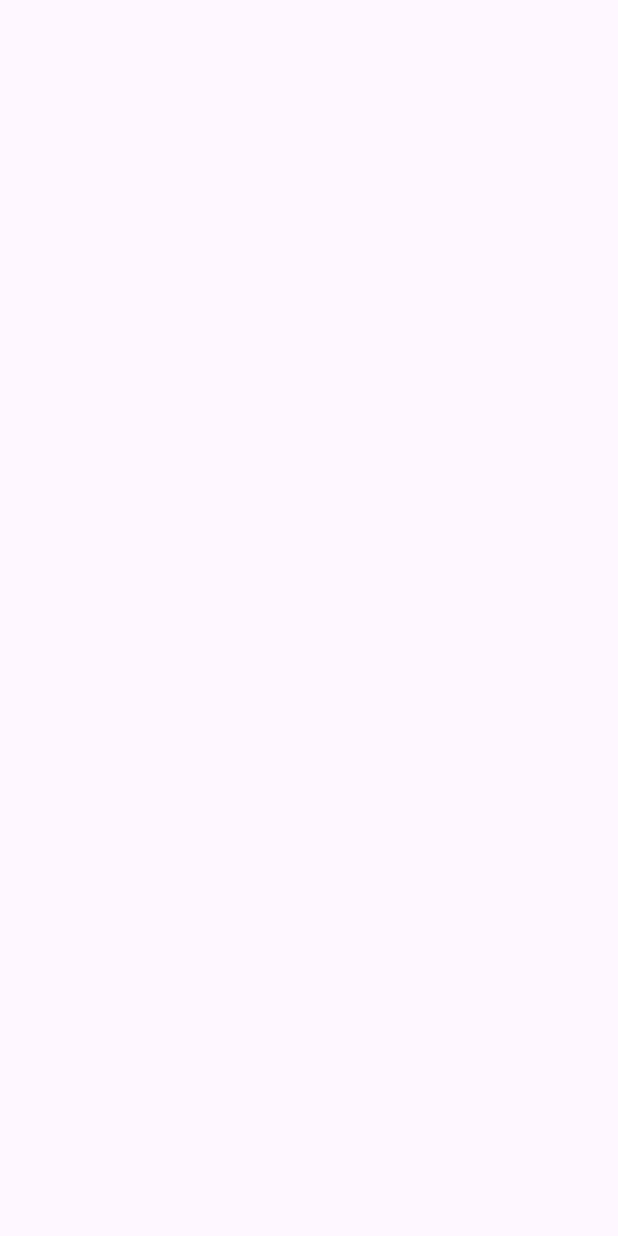
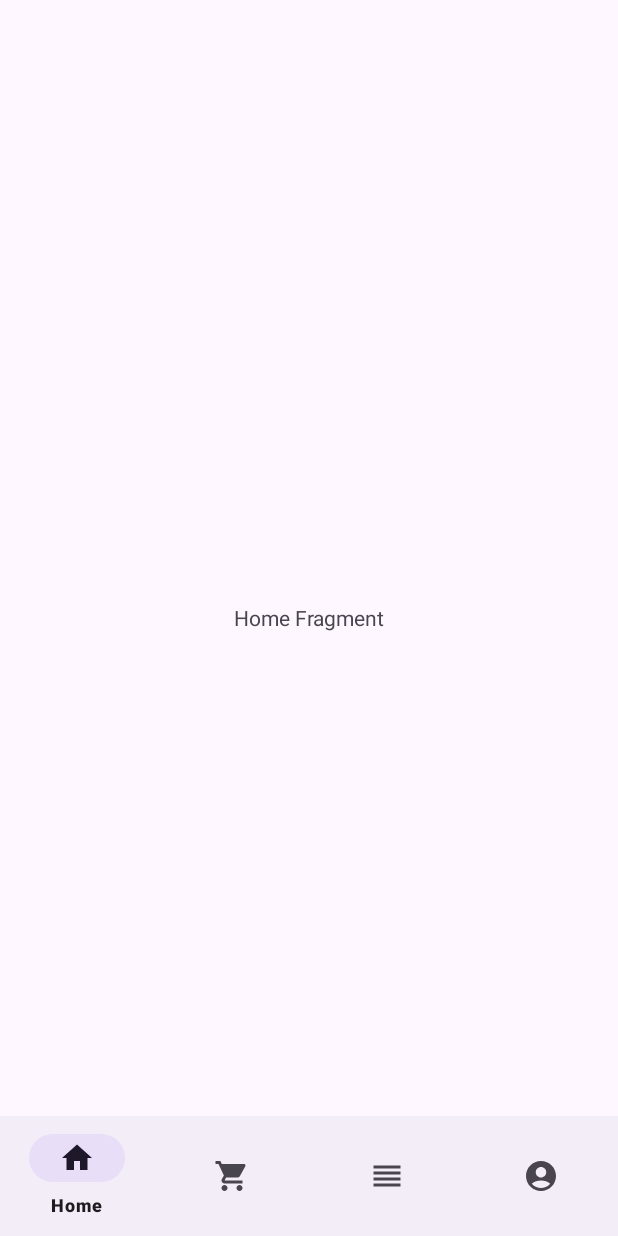
Before and after one commit to dinodtharinda/MAD-Assessment-4, an Android app: the HomeActivity screen opened directly, with no data from a screen before it, on a phone screen of 412 x 824 dp. Before the commit the screen is empty. Run offline under Robolectric (Android 15) with nearby library versions, the phone set to English and light mode, and no system bars.

Commit message:
add dashboard bottom navigation bar and add fragments to that

```diff
--- a/app/src/main/java/com/example/mad_assessment_4/data/DB/DBHelper.java
+++ b/app/src/main/java/com/example/mad_assessment_4/data/DB/DBHelper.java
@@ -15,6 +15,8 @@ public class DBHelper extends SQLiteOpenHelper {
     private static final String DATABASE_NAME = "pizza_shop.db";
     private static final int DATABASE_VERSION = 1;
 
+
+    //Customer database
     public static final String TABLE_CUSTOMER = "customer";
     public static final String COLUMN_CUSTOMER_ID = "id";
     public static final String COLUMN_CUSTOMER_NAME = "name";
--- a/app/src/main/java/com/example/mad_assessment_4/views/HomeActivity.java
+++ b/app/src/main/java/com/example/mad_assessment_4/views/HomeActivity.java
@@ -1,16 +1,64 @@
 package com.example.mad_assessment_4.views;
 
+import androidx.annotation.NonNull;
+import androidx.annotation.Nullable;
 import androidx.appcompat.app.AppCompatActivity;
+import androidx.fragment.app.Fragment;
+import androidx.fragment.app.FragmentManager;
+import androidx.fragment.app.FragmentTransaction;
 
 import android.os.Bundle;
+import android.view.MenuItem;
+import android.widget.FrameLayout;
 
 import com.example.mad_assessment_4.R;
+import com.example.mad_assessment_4.views.fragments.CartFragment;
+import com.example.mad_assessment_4.views.fragments.HomeFragment;
+import com.example.mad_assessment_4.views.fragments.OrdersFragment;
+import com.example.mad_assessment_4.views.fragments.ProfileFragment;
+import com.google.android.material.bottomnavigation.BottomNavigationView;
 
 public class HomeActivity extends AppCompatActivity {
+    private BottomNavigationView bnvHome;
+    private FrameLayout flHome;
 
     @Override
     protected void onCreate(Bundle savedInstanceState) {
         super.onCreate(savedInstanceState);
         setContentView(R.layout.activity_home);
+
+        bnvHome = findViewById(R.id.bnvHome);
+        flHome = findViewById(R.id.flHome);
+
+        bnvHome.setOnNavigationItemSelectedListener(new BottomNavigationView.OnNavigationItemSelectedListener() {
+            @Override
+            public boolean onNavigationItemSelected(@NonNull MenuItem item) {
+
+                int itemId = item.getItemId();
+                if (itemId == R.id.navHome) {
+                    loadFragment(new HomeFragment(),false);
+                } else if (itemId == R.id.navCart) {
+                   loadFragment(new CartFragment(),false);
+                } else if (itemId == R.id.navOrders) {
+                    loadFragment(new OrdersFragment(),false);
+                } else {
+                    loadFragment(new ProfileFragment(),false);
+                }
+                return true;
+            }
+        });
+
+        loadFragment(new HomeFragment(),true);
+    }
+
+    private void loadFragment(Fragment fragment, boolean isAppInitialized ){
+        FragmentManager fragmentManager = getSupportFragmentManager();
+        FragmentTransaction fragmentTransaction = fragmentManager.beginTransaction();
+        if(isAppInitialized){
+            fragmentTransaction.add(R.id.flHome, fragment);
+        }else{
+            fragmentTransaction.replace(R.id.flHome, fragment);
+        }
+        fragmentTransaction.commit();
     }
 }
--- /dev/null
+++ b/app/src/main/java/com/example/mad_assessment_4/views/fragments/HomeFragment.java
@@ -0,0 +1,22 @@
+package com.example.mad_assessment_4.views.fragments;
+
+import android.os.Bundle;
+
+import androidx.fragment.app.Fragment;
+
+import android.view.LayoutInflater;
+import android.view.View;
+import android.view.ViewGroup;
+
+import com.example.mad_assessment_4.R;
+
+public class HomeFragment extends Fragment {
+
+    @Override
+    public View onCreateView(LayoutInflater inflater, ViewGroup container,
+                             Bundle savedInstanceState) {
+        return inflater.inflate(R.layout.fragment_home, container, false);
+
+
+    }
+}
--- /dev/null
+++ b/app/src/main/res/drawable/ic_cart.xml
@@ -0,0 +1,5 @@
+<vector android:height="24dp" android:tint="#000000"
+    android:viewportHeight="24" android:viewportWidth="24"
+    android:width="24dp" xmlns:android="http://schemas.android.com/apk/res/android">
+    <path android:fillColor="@android:color/white" android:pathData="M7,18c-1.1,0 -1.99,0.9 -1.99,2S5.9,22 7,22s2,-0.9 2,-2 -0.9,-2 -2,-2zM1,2v2h2l3.6,7.59 -1.35,2.45c-0.16,0.28 -0.25,0.61 -0.25,0.96 0,1.1 0.9,2 2,2h12v-2L7.42,15c-0.14,0 -0.25,-0.11 -0.25,-0.25l0.03,-0.12 0.9,-1.63h7.45c0.75,0 1.41,-0.41 1.75,-1.03l3.58,-6.49c0.08,-0.14 0.12,-0.31 0.12,-0.48 0,-0.55 -0.45,-1 -1,-1L5.21,4l-0.94,-2L1,2zM17,18c-1.1,0 -1.99,0.9 -1.99,2s0.89,2 1.99,2 2,-0.9 2,-2 -0.9,-2 -2,-2z"/>
+</vector>
--- /dev/null
+++ b/app/src/main/res/drawable/ic_home.xml
@@ -0,0 +1,5 @@
+<vector android:height="24dp" android:tint="#000000"
+    android:viewportHeight="24" android:viewportWidth="24"
+    android:width="24dp" xmlns:android="http://schemas.android.com/apk/res/android">
+    <path android:fillColor="@android:color/white" android:pathData="M10,20v-6h4v6h5v-8h3L12,3 2,12h3v8z"/>
+</vector>
--- /dev/null
+++ b/app/src/main/res/drawable/ic_orders.xml
@@ -0,0 +1,5 @@
+<vector android:height="24dp" android:tint="#000000"
+    android:viewportHeight="24" android:viewportWidth="24"
+    android:width="24dp" xmlns:android="http://schemas.android.com/apk/res/android">
+    <path android:fillColor="@android:color/white" android:pathData="M3,15h18v-2L3,13v2zM3,19h18v-2L3,17v2zM3,11h18L21,9L3,9v2zM3,5v2h18L21,5L3,5z"/>
+</vector>
--- /dev/null
+++ b/app/src/main/res/drawable/ic_profile.xml
@@ -0,0 +1,5 @@
+<vector android:height="24dp" android:tint="#000000"
+    android:viewportHeight="24" android:viewportWidth="24"
+    android:width="24dp" xmlns:android="http://schemas.android.com/apk/res/android">
+    <path android:fillColor="@android:color/white" android:pathData="M12,2C6.48,2 2,6.48 2,12s4.48,10 10,10s10,-4.48 10,-10S17.52,2 12,2zM12,6c1.93,0 3.5,1.57 3.5,3.5S13.93,13 12,13s-3.5,-1.57 -3.5,-3.5S10.07,6 12,6zM12,20c-2.03,0 -4.43,-0.82 -6.14,-2.88C7.55,15.8 9.68,15 12,15s4.45,0.8 6.14,2.12C16.43,19.18 14.03,20 12,20z"/>
+</vector>
--- a/app/src/main/res/layout/activity_home.xml
+++ b/app/src/main/res/layout/activity_home.xml
@@ -6,4 +6,19 @@
     android:layout_height="match_parent"
     tools:context=".views.HomeActivity">
 
+    <FrameLayout
+        android:id="@+id/flHome"
+        android:layout_width="match_parent"
+        android:layout_height="match_parent"/>
+        <com.google.android.material.bottomnavigation.BottomNavigationView
+            android:id="@+id/bnvHome"
+            app:layout_constraintBottom_toBottomOf="parent"
+            app:layout_constraintStart_toStartOf="parent"
+            app:layout_constraintEnd_toEndOf="parent"
+            android:layout_width="match_parent"
+            app:menu="@menu/bottom_nav_menu"
+
+
+            android:layout_height="wrap_content"/>
+
 </androidx.constraintlayout.widget.ConstraintLayout>
--- /dev/null
+++ b/app/src/main/res/layout/fragment_home.xml
@@ -0,0 +1,15 @@
+<?xml version="1.0" encoding="utf-8"?>
+<FrameLayout xmlns:android="http://schemas.android.com/apk/res/android"
+    xmlns:tools="http://schemas.android.com/tools"
+    android:layout_width="match_parent"
+    android:layout_height="match_parent"
+    tools:context=".views.fragments.HomeFragment">
+
+    <!-- TODO: Update blank fragment layout -->
+    <TextView
+        android:layout_width="match_parent"
+        android:layout_height="match_parent"
+        android:gravity="center"
+        android:text="Home Fragment" />
+
+</FrameLayout>
--- /dev/null
+++ b/app/src/main/res/menu/bottom_nav_menu.xml
@@ -0,0 +1,30 @@
+<?xml version="1.0" encoding="utf-8"?>
+<menu xmlns:android="http://schemas.android.com/apk/res/android">
+
+    <item
+        android:id="@+id/navHome"
+        android:layout_width="wrap_content"
+        android:layout_height="wrap_content"
+        android:icon="@drawable/ic_home"
+        android:title="@string/home"
+
+        />
+    <item
+        android:id="@+id/navCart"
+        android:layout_width="wrap_content"
+        android:layout_height="wrap_content"
+        android:icon="@drawable/ic_cart"
+        android:title="@string/cart" />
+    <item
+        android:id="@+id/navOrders"
+        android:layout_width="wrap_content"
+        android:layout_height="wrap_content"
+        android:icon="@drawable/ic_orders"
+        android:title="@string/orders" />
+    <item
+        android:id="@+id/navProfile"
+        android:layout_width="wrap_content"
+        android:layout_height="wrap_content"
+        android:icon="@drawable/ic_profile"
+        android:title="@string/profile" />
+</menu>
--- a/app/src/main/res/values/strings.xml
+++ b/app/src/main/res/values/strings.xml
@@ -11,4 +11,10 @@
     <string name="name">Name</string>
     <string name="telephone_number">Telephone Number</string>
     <string name="address">Address</string>
+    <string name="home">Home</string>
+    <string name="cart">Cart</string>
+    <string name="orders">Orders</string>
+    <string name="profile">Profile</string>
+    <!-- TODO: Remove or change this placeholder text -->
+    <string name="hello_blank_fragment">Hello blank fragment</string>
 </resources>
```
Also changed, not shown: app/src/main/java/com/example/mad_assessment_4/views/LoginActivity.java (+12 -12 lines), app/src/main/java/com/example/mad_assessment_4/views/fragments/CartFragment.java (added, +22 -0 lines), app/src/main/java/com/example/mad_assessment_4/views/fragments/OrdersFragment.java (added, +22 -0 lines), app/src/main/java/com/example/mad_assessment_4/views/fragments/ProfileFragment.java (added, +20 -0 lines), app/src/main/res/layout/fragment_cart.xml (added, +15 -0 lines), app/src/main/res/layout/fragment_orders.xml (added, +15 -0 lines), app/src/main/res/layout/fragment_profile.xml (added, +15 -0 lines).
